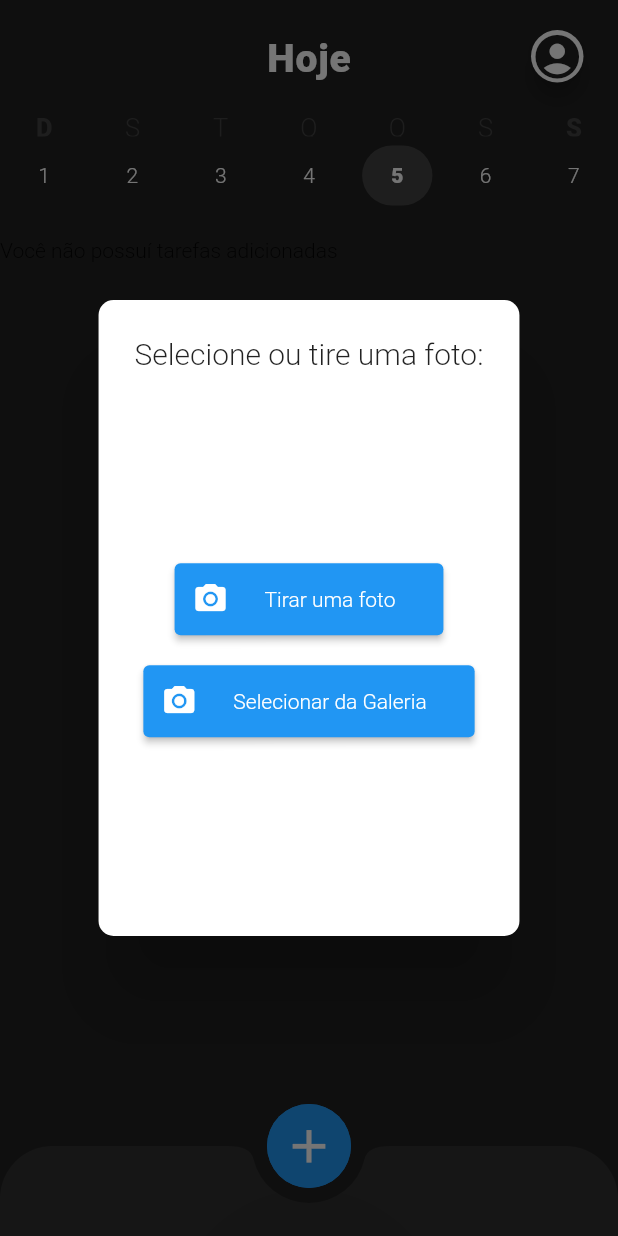
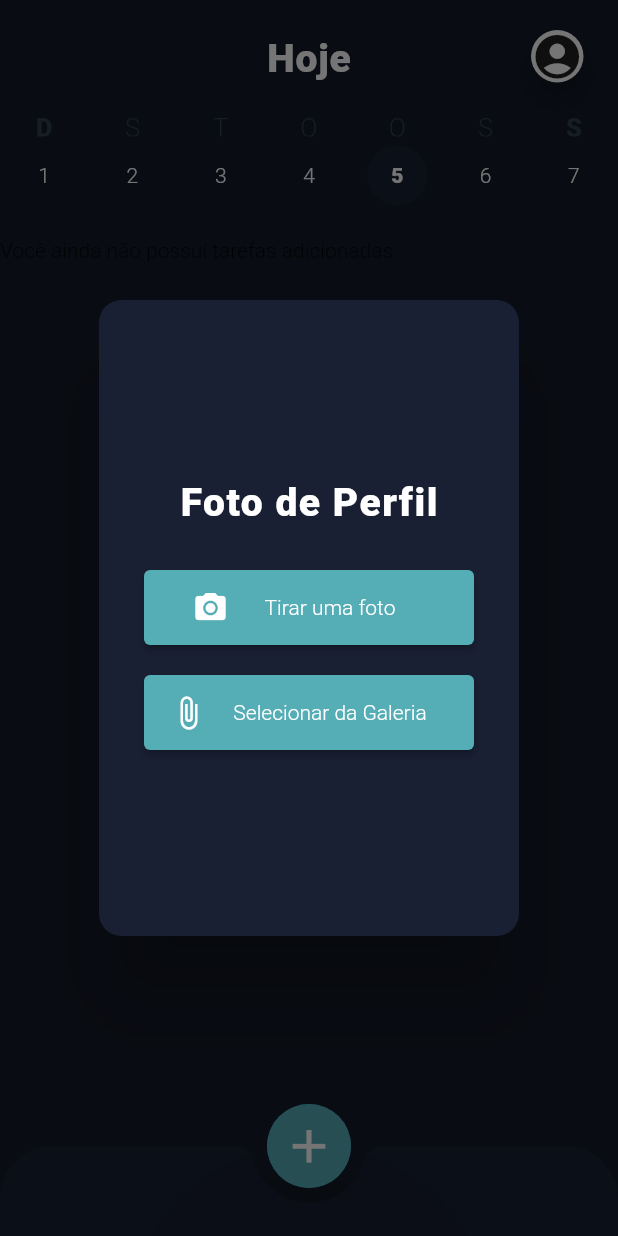
Before and after one commit to hgosouza1/Planner, a Flutter app: the screen it shows after launch, after a tap on the "account circle" icon, on a phone screen of 412 x 824 dp. Run offline on Flutter 3.47's test engine with Material 2 defaults, Android fonts, the phone set to English and light mode, and no system bars; drawn by our look-alikes of table_calendar; our stand-ins replace flutter_slidable, get, image_picker, shared_preferences; missing offline and left inert: camera_camera; Roboto replaces fonts that are missing (lib/fonts/Roboto-Black.ttf, lib/fonts/Roboto-Light.ttf, lib/fonts/Roboto-Medium.ttf).

Commit message:
Filtragem na exibição das tarefas da lista de acordo com o dia selecionado.

```diff
--- a/lib/pages/todo_list_page.dart
+++ b/lib/pages/todo_list_page.dart
@@ -10,7 +10,7 @@ import 'package:todolist/widgets/todo_list_item.dart';
 import '../preview/preview_page.dart';
 import 'dart:io' as i;
 
-// DECLARANDO A PÁGINA
+/// DECLARANDO A PÁGINA
 class TodoListPage extends StatefulWidget {
   const TodoListPage({Key? key}) : super(key: key);
 
@@ -28,21 +28,24 @@ class _TodoListPageState extends State<TodoListPage> {
 
   /// FORMATANDO DATA SELECIONADA E O DIA ATUAL
   get _dateNow => DateFormat.yMd().format(_focusedDay);
+
   get _now => DateFormat.yMd().format(DateTime.now());
 
   /// FORMATANDO O NOME DO DIA DA SEMANA
-  String get primaryText => DateFormat.EEEE('pt_BR')
-      .format(_focusedDay)
-      .replaceAll("-feira", "");
-  // RETIRANDO TRECHO DO DIA
+  //RETIRANDO TRECHO DO DIA
+  String get primaryText =>
+      DateFormat.EEEE('pt_BR').format(_focusedDay).replaceAll("-feira", "");
+
+  // ESPECIFICANDO A PRIMEIRA LETRA COMO MAÍUSCULA
   String get firstUppercase => primaryText.substring(0, 1).toUpperCase();
-  // ESPECIFICANDO A PRIMEIRA LETRA COMO MAÍUSCULA
+
+  // CAPTANDO O RETANTE DO TEXTO COM EXCESSÃO DA PRIMEIRA LETRA
   String get lastUppercase => primaryText.substring(1);
-  // CAPTANDO O RETANTE DO TEXTO COM EXCESSÃO DA PRIMEIRA LETRA
 
   i.File? arquivo;
   XFile? archive;
   final picker = ImagePicker();
+
   get kEvents => null;
 
   Future getFileFromGallery() async {
@@ -193,17 +196,16 @@ class _TodoListPageState extends State<TodoListPage> {
                     errorText: errorText,
                     focusedBorder: const UnderlineInputBorder(
                       borderSide: BorderSide(
-                        color: Colors.blue,
+                        color: Colors.cyan,
                         width: 2,
                       ),
                     ),
                     enabledBorder: const UnderlineInputBorder(
                       borderSide: BorderSide(
-                        color: Colors.blue,
+                        color: Colors.cyan,
                         width: 2,
                       ),
                     ),
-                    // DEFAULT VALUE
                   ),
                   onSubmitted: (String text) {
                     if (text.isEmpty) {
@@ -265,7 +267,7 @@ class _TodoListPageState extends State<TodoListPage> {
             ],
             mainAxisAlignment: MainAxisAlignment.center,
           ),
-          height: 120.0,
+          height: 150.0,
         );
       },
     );
@@ -342,32 +344,38 @@ class _TodoListPageState extends State<TodoListPage> {
                   headerVisible: false,
                   locale: 'pt_BR',
                   daysOfWeekStyle: DaysOfWeekStyle(
-                  weekdayStyle: TextStyle(
+                    weekdayStyle: const TextStyle(
                       // DIAS DA SEMANA - ÚTEIS
                       fontFamily: "lib/fonts/Roboto-Medium.ttf",
                       fontWeight: FontWeight.w500,
                       fontSize: 17.0,
-                      color: Colors.grey[800]),
-                  weekendStyle: TextStyle(
+                      color: Color.fromRGBO(47, 64, 79, 1),
+                    ),
+                    weekendStyle: const TextStyle(
                         // DIAS DA SEMANA - FIM DE SEMANA
                         fontFamily: "lib/fonts/Roboto-Medium.ttf",
                         fontWeight: FontWeight.w600,
                         fontSize: 17.0,
-                      color: Colors.grey[800]),
+                        color: Color.fromRGBO(47, 64, 79, 1.0)),
                     dowTextFormatter: (date, locale) =>
                         DateFormat.E(locale).format(date)[0].toUpperCase(),
                   ),
-                calendarStyle: CalendarStyle(
-                  todayTextStyle: const TextStyle(
+                  calendarStyle: const CalendarStyle(
+                    selectedDecoration: BoxDecoration(
+                      shape: BoxShape.circle,
+                      color: Color.fromRGBO(85, 173, 181, 1),
+                    ),
+                    todayTextStyle: TextStyle(
                         fontWeight: FontWeight.w900, color: Colors.white),
                     todayDecoration: BoxDecoration(
-                      borderRadius: BorderRadius.circular(30.0),
-                      color: Colors.grey[800]),
-                  defaultTextStyle: const TextStyle(
+                      shape: BoxShape.circle,
+                      color: Color.fromRGBO(25, 32, 51, 1.0),
+                    ),
+                    defaultTextStyle: TextStyle(
                         // DIAS DOS MêS - ÚTEIS
                         fontFamily: "lib/fonts/Roboto-Light.ttf",
                         color: Colors.white),
-                  weekendTextStyle: const TextStyle(
+                    weekendTextStyle: TextStyle(
                         // DIAS DOS MêS - FIM DE SEMANA
                         fontFamily: "lib/fonts/Roboto-Light.ttf",
                         color: Colors.white),
@@ -398,11 +406,13 @@ class _TodoListPageState extends State<TodoListPage> {
                     children: [
                       for (Todo todo in todos)
                         // PARA CADA LISTA QUE ESTAVA NAS TAREFAS FOI CRIADO UM LISTITLE
-                      TodoListItem(
+                        if (DateFormat('dd/MM/yyyy').format(todo.dateTime) ==
+                            DateFormat('dd/MM/yyyy').format(_focusedDay))
+                          (TodoListItem(
                             todo: todo,
                             onDelete: onDelete,
                             // PASSADA A REFERÊNCIA DA FUNÇÃO onDelete POR PARÂMETRO PARA O WIDGTE FILHO
-                      ),
+                          ))
                     ],
                   ),
                 ),
@@ -411,16 +421,21 @@ class _TodoListPageState extends State<TodoListPage> {
                 Row(
                   // 2º LINHA COM O INFORMATIVO DE TOTAL DE TAREFAS E BOTÃO DE LIMPAR
                   children: [
-                  if (todos.isEmpty)
+                    if (todos.isEmpty &&
+                        DateFormat('dd/MM/yyyy').format(_focusedDay).isNotEmpty)
                       (const Expanded(
                         child: Text(
-                        'Você não possuí tarefas adicionadas',
+                          'Você ainda não possuí tarefas adicionadas',
                         ),
-                    ))
-                  else if (todos.length == 1)
-                    (Expanded(
+                      )),
+                    for (Todo todo in todos)
+                      if (todos.isEmpty &&
+                          DateFormat('dd/MM/yyyy').format(_selectedDay!) ==
+                              DateFormat('dd/MM/yyyy').format(todo.dateTime))
+                        (const Expanded(
                           child: Text(
-                        'Você possuí ${todos.length} tarefa pendente',
+                            'Você ainda não possuí tarefas adicionadas',
+                            // 'Você possuí ${todos.length} tarefa pendente',
                           ),
                         ))
                       else
@@ -439,9 +454,9 @@ class _TodoListPageState extends State<TodoListPage> {
                         ),
                         onPressed: showDeleteTodosConfirmationDialog,
                         style: ElevatedButton.styleFrom(
-                        primary: Colors.blue,
+                          primary: Colors.transparent,
                           onPrimary: Colors.white,
-                        elevation: 20,
+                          elevation: 0,
                           shape: RoundedRectangleBorder(
                             borderRadius: BorderRadius.circular(32.0),
                           ),
@@ -450,6 +465,8 @@ class _TodoListPageState extends State<TodoListPage> {
                         label: const Text(
                           'Limpar tudo',
                           style: TextStyle(
+                            fontFamily: "lib/fonts/Roboto-Medium.ttf",
+                            fontWeight: FontWeight.w600,
                             fontSize: 13,
                           ),
                         ),
@@ -474,7 +491,8 @@ class _TodoListPageState extends State<TodoListPage> {
             ),
             decoration: const BoxDecoration(
               shape: BoxShape.circle,
-            color: Colors.blue,
+              color: Color.fromRGBO(85, 173, 181, 1),
+              // Color.fromRGBO(116, 234, 206, 1.0),
             ),
           ),
           elevation: 60.0,
@@ -486,7 +504,7 @@ class _TodoListPageState extends State<TodoListPage> {
             topLeft: Radius.circular(35.0),
           ),
           child: BottomAppBar(
-          color: Colors.grey[850],
+            color: const Color.fromRGBO(25, 32, 51, 1),
             notchMargin: 10,
             shape: const CircularNotchedRectangle(),
             elevation: 60,
@@ -503,8 +521,7 @@ class _TodoListPageState extends State<TodoListPage> {
             ),
           ),
         ),
-      backgroundColor: Colors.grey[900],
-    );
+        backgroundColor: const Color.fromRGBO(19, 27, 40, 1.0));
   }
 
   /// BOTÃO DA IMAGEM DE PERFIL
@@ -549,35 +566,65 @@ class _TodoListPageState extends State<TodoListPage> {
       insetPadding: const EdgeInsets.symmetric(horizontal: 20, vertical: 200),
       shape: const RoundedRectangleBorder(
         borderRadius: BorderRadius.all(
-          Radius.circular(10.0),
+          Radius.circular(15.0),
         ),
       ),
-      title: const Text('Selecione ou tire uma foto:'),
       content: Column(
         mainAxisAlignment: MainAxisAlignment.center,
         children: [
-          ElevatedButton.icon(
-            onPressed: () =>
-                Get.to(() => CameraCamera(onFile: (file) => showPreview(file))),
+          const Text(
+            'Foto de Perfil',
+            style: TextStyle(
+                fontFamily: "lib/fonts/Segoe UI Bold.ttf",
+                fontWeight: FontWeight.w600,
+                fontSize: 26,
+                letterSpacing: 1.0,
+                color: Colors.white),
+          ),
+          Container(
+            padding: const EdgeInsets.only(bottom: 30),
+          ),
+          SizedBox(
+            width: 220.0,
+            height: 50.0,
+            child: ElevatedButton.icon(
+              style: ButtonStyle(
+                backgroundColor: MaterialStateProperty.all<Color>(
+                  const Color.fromRGBO(85, 173, 181, 1),
+                ),
+              ),
+              onPressed: () => Get.to(
+                  () => CameraCamera(onFile: (file) => showPreview(file))),
               icon: const Icon(Icons.camera_alt),
               label: const Padding(
                 padding: EdgeInsets.all(16.0),
                 child: Text('Tirar uma foto'),
               ),
             ),
+          ),
           Container(
             padding: const EdgeInsets.all(10),
           ),
-          ElevatedButton.icon(
+          SizedBox(
+            width: 220.0,
+            height: 50.0,
+            child: ElevatedButton.icon(
+              style: ButtonStyle(
+                backgroundColor: MaterialStateProperty.all<Color>(
+                  const Color.fromRGBO(85, 173, 181, 1),
+                ),
+              ),
               onPressed: () => getFileFromGallery(),
-            icon: const Icon(Icons.camera_alt),
+              icon: const Icon(Icons.attach_file),
               label: const Padding(
-              padding: EdgeInsets.all(16.0),
+                padding: EdgeInsets.all(10.0),
                 child: Text('Selecionar da Galeria'),
+              ),
             ),
           ),
         ],
       ),
+      backgroundColor: const Color.fromRGBO(25, 32, 51, 1),
     );
   }
 }
--- a/lib/widgets/todo_list_item.dart
+++ b/lib/widgets/todo_list_item.dart
@@ -28,7 +28,7 @@ class TodoListItem extends StatelessWidget {
             decoration: BoxDecoration(
               borderRadius: BorderRadius.circular(25),
               // BORDAS DAS CAIXAS DE TAREFAS
-              color: Colors.grey[800],
+              color: const Color.fromRGBO(47, 64, 79, 1.0),
               // COR DAS CAIXAS DE TAREFAS
             ),
             padding: const EdgeInsets.all(16),
```
Lines whose indentation alone changed are shown as unchanged.
